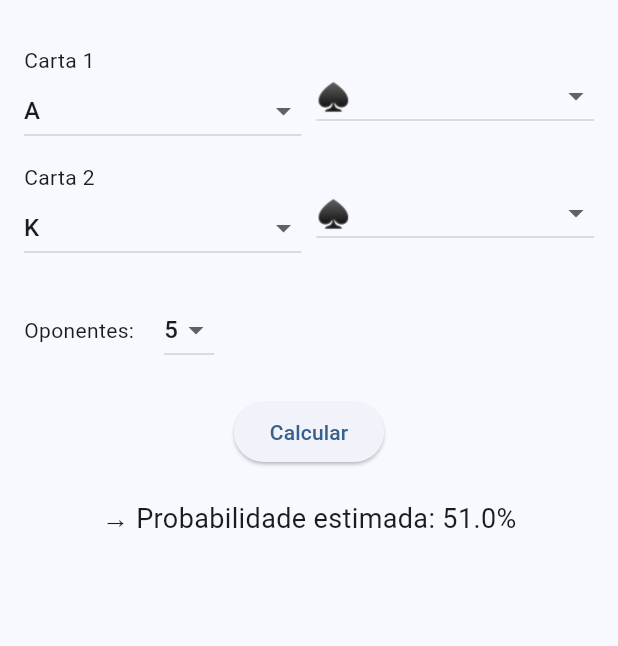
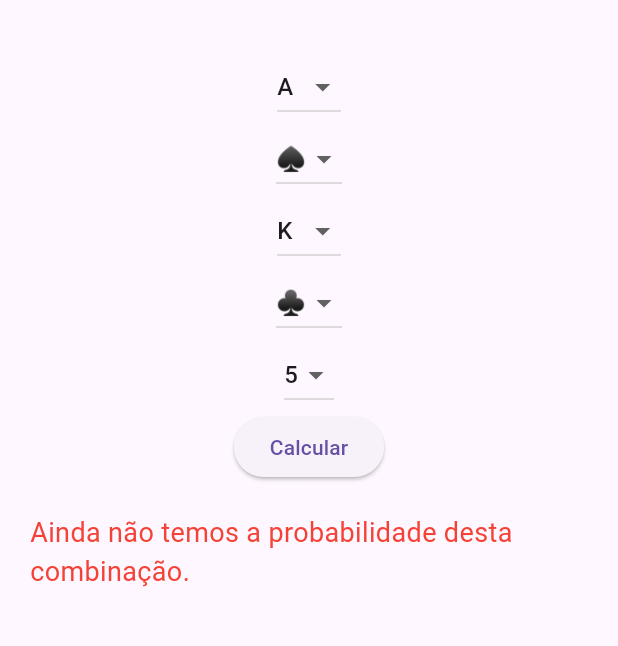
Before and after one commit to riboassi/poker-app, a Flutter app: the screen it shows after launch, after a tap on "Calcular", on a phone screen of 412 x 824 dp, the part 63-709 px from its top. Run offline on Flutter 3.47's test engine with Material 3 defaults, Android fonts, the phone set to English and light mode, and no system bars.

Commit message:
Add files via upload

```diff
--- a/lib/main.dart
+++ b/lib/main.dart
@@ -1,136 +1,78 @@
+
 import 'package:flutter/material.dart';
 import 'poker_logic.dart';
 
-void main() => runApp(const PokerApp());
+void main() => runApp(PokerApp());
 
 class PokerApp extends StatelessWidget {
-  const PokerApp({super.key});
-
   @override
   Widget build(BuildContext context) {
     return MaterialApp(
-      title: 'Poker APP',
-      theme: ThemeData(
-        useMaterial3: true,
-        colorScheme: ColorScheme.fromSeed(seedColor: Colors.blue),
-      ),
-      home: const PokerHomePage(),
+      home: PokerHomePage(),
+      debugShowCheckedModeBanner: false,
     );
   }
 }
 
 class PokerHomePage extends StatefulWidget {
-  const PokerHomePage({super.key});
-
   @override
-  State<PokerHomePage> createState() => _PokerHomePageState();
+  _PokerHomePageState createState() => _PokerHomePageState();
 }
 
 class _PokerHomePageState extends State<PokerHomePage> {
-  String? card1Value = 'A';
-  String? card2Value = 'K';
-  String? card1Suit = '♠';
-  String? card2Suit = '♠';
+  String selectedCard1 = 'A';
+  String selectedCard2 = 'K';
+  String selectedSuit1 = '♠';
+  String selectedSuit2 = '♣';
   int opponents = 5;
-  double? winProbability;
-  String? errorMessage;
-
-  final List<String> cardValues = ['A', 'K', 'Q', 'J', '10', '9', '8', '7', '6', '5', '4', '3', '2'];
-  final List<String> suits = ['♠', '♥', '♣', '♦'];
+  String result = '';
 
   @override
   Widget build(BuildContext context) {
     return Scaffold(
-      appBar: AppBar(title: const Text('Poker APP')),
+      appBar: AppBar(title: Text('Poker APP')),
       body: Padding(
-        padding: const EdgeInsets.all(16),
+        padding: EdgeInsets.all(20),
         child: Column(
           children: [
-            Row(
-              children: [
-                Expanded(child: cardPicker('Carta 1', card1Value, (value) => setState(() => card1Value = value))),
-                const SizedBox(width: 10),
-                Expanded(child: suitPicker(card1Suit, (value) => setState(() => card1Suit = value))),
-              ],
+            DropdownButton<String>(
+              value: selectedCard1,
+              items: cards.map((e) => DropdownMenuItem(child: Text(e), value: e)).toList(),
+              onChanged: (v) => setState(() => selectedCard1 = v!),
             ),
-            const SizedBox(height: 10),
-            Row(
-              children: [
-                Expanded(child: cardPicker('Carta 2', card2Value, (value) => setState(() => card2Value = value))),
-                const SizedBox(width: 10),
-                Expanded(child: suitPicker(card2Suit, (value) => setState(() => card2Suit = value))),
-              ],
+            DropdownButton<String>(
+              value: selectedSuit1,
+              items: suits.map((e) => DropdownMenuItem(child: Text(e), value: e)).toList(),
+              onChanged: (v) => setState(() => selectedSuit1 = v!),
             ),
-            const SizedBox(height: 20),
-            Row(
-              children: [
-                const Text('Oponentes:'),
-                const SizedBox(width: 20),
-                DropdownButton<int>(
-                  value: opponents,
-                  items: List.generate(8, (index) => index + 2)
-                      .map((e) => DropdownMenuItem(value: e, child: Text('$e')))
-                      .toList(),
-                  onChanged: (val) => setState(() => opponents = val!),
-                ),
-              ],
+            DropdownButton<String>(
+              value: selectedCard2,
+              items: cards.map((e) => DropdownMenuItem(child: Text(e), value: e)).toList(),
+              onChanged: (v) => setState(() => selectedCard2 = v!),
             ),
-            const SizedBox(height: 20),
+            DropdownButton<String>(
+              value: selectedSuit2,
+              items: suits.map((e) => DropdownMenuItem(child: Text(e), value: e)).toList(),
+              onChanged: (v) => setState(() => selectedSuit2 = v!),
+            ),
+            DropdownButton<int>(
+              value: opponents,
+              items: List.generate(9, (i) => DropdownMenuItem(child: Text('${i + 1}'), value: i + 1)),
+              onChanged: (v) => setState(() => opponents = v!),
+            ),
             ElevatedButton(
               onPressed: () {
-                final notation = convertToHandNotation(card1Value!, card2Value!, card1Suit!, card2Suit!);
-                final probability = getWinProbability(notation, opponents);
                 setState(() {
-                  winProbability = probability;
-                  errorMessage = probability == null ? 'Mão não reconhecida na tabela.' : null;
+                  result = calculateOdds(selectedCard1, selectedSuit1, selectedCard2, selectedSuit2, opponents);
                 });
               },
-              child: const Text('Calcular'),
+              child: Text("Calcular"),
             ),
-            const SizedBox(height: 20),
-            if (winProbability != null)
-              Text(
-                '→ Probabilidade estimada: ${winProbability!.toStringAsFixed(1)}%',
-                style: const TextStyle(fontSize: 18),
-              ),
-            if (errorMessage != null)
-              Text(
-                errorMessage!,
-                style: const TextStyle(fontSize: 16, color: Colors.red),
-              ),
+            SizedBox(height: 20),
+            Text(result, style: TextStyle(color: Colors.red, fontSize: 18)),
           ],
         ),
       ),
     );
   }
-
-  Widget cardPicker(String label, String? currentValue, ValueChanged<String?> onChanged) {
-    return Column(
-      crossAxisAlignment: CrossAxisAlignment.start,
-      children: [
-        Text(label),
-        DropdownButton<String>(
-          value: currentValue,
-          isExpanded: true,
-          items: cardValues.map((val) => DropdownMenuItem(value: val, child: Text(val))).toList(),
-          onChanged: onChanged,
-        ),
-      ],
-    );
-  }
-
-  Widget suitPicker(String? currentSuit, ValueChanged<String?> onChanged) {
-    return DropdownButton<String>(
-      value: currentSuit,
-      isExpanded: true,
-      items: suits.map((suit) {
-        Color color = (suit == '♥' || suit == '♦') ? Colors.red : Colors.black;
-        return DropdownMenuItem(
-          value: suit,
-          child: Text(suit, style: TextStyle(color: color, fontSize: 18)),
-        );
-      }).toList(),
-      onChanged: onChanged,
-    );
-  }
 }
--- a/lib/poker_logic.dart
+++ b/lib/poker_logic.dart
@@ -1,34 +1,26 @@
-final Map<String, Map<int, double>> winProbabilities = {
-  'AA': {2: 85.0, 3: 81.0, 4: 78.0, 5: 75.0, 6: 72.0, 7: 69.0, 8: 66.0, 9: 63.0},
-  'AKs': {2: 66.0, 3: 60.0, 4: 55.0, 5: 51.0, 6: 48.0, 7: 45.0, 8: 42.0, 9: 39.0},
-  'AKo': {2: 65.0, 3: 59.0, 4: 54.0, 5: 50.0, 6: 47.0, 7: 44.0, 8: 41.0, 9: 38.0},
-  'TT': {2: 78.0, 3: 70.0, 4: 63.0, 5: 57.0, 6: 52.0, 7: 47.0, 8: 43.0, 9: 39.0},
-  'QJo': {2: 53.0, 3: 48.0, 4: 44.0, 5: 41.0, 6: 38.0, 7: 35.0, 8: 32.0, 9: 30.0},
-};
 
-String convertToHandNotation(String card1Value, String card2Value, String suit1, String suit2) {
-  String normalize(String value) {
-    switch (value) {
-      case '1': return 'A';
-      case '10': return 'T';
-      case '11': return 'J';
-      case '12': return 'Q';
-      case '13': return 'K';
-      default: return value;
-    }
-  }
+const cards = ['A', 'K', 'Q', 'J', '10', '9', '8', '7', '6', '5', '4', '3', '2'];
+const suits = ['♠', '♥', '♦', '♣'];
 
-  String v1 = normalize(card1Value);
-  String v2 = normalize(card2Value);
-
-  List<String> sorted = [v1, v2]..sort((a, b) => 'AKQJT98765432'.indexOf(a).compareTo('AKQJT98765432'.indexOf(b)));
-  String base = sorted[0] + sorted[1];
-
-  if (v1 == v2) return v1 + v2;
-  String suited = suit1 == suit2 ? 's' : 'o';
-  return base + suited;
+String calculateOdds(String c1, String s1, String c2, String s2, int opponents) {
+  if (c1 == c2 && s1 == s2) return 'Cartas iguais e mesmo naipe não são válidas.';
+  String handKey = _formatHand(c1, s1, c2, s2);
+  return _probTable.containsKey('$handKey-$opponents') ?
+      'Probabilidade de vitória: ${_probTable['$handKey-$opponents']}%' :
+      'Ainda não temos a probabilidade desta combinação.';
 }
 
-double? getWinProbability(String handCode, int opponents) {
-  return winProbabilities[handCode]?[opponents];
+String _formatHand(String c1, String s1, String c2, String s2) {
+  List<String> values = [c1, c2]..sort((a, b) => cards.indexOf(a).compareTo(cards.indexOf(b)));
+  bool suited = s1 == s2;
+  if (c1 == c2) return '${values[0]}${values[1]}';
+  return '${values[1]}${values[0]}${suited ? 's' : 'o'}';
 }
+
+const _probTable = {
+  'AKs-5': 22.0,
+  'AQo-5': 19.5,
+  'QQ-5': 24.0,
+  '72o-5': 8.0,
+  'AA-5': 31.0,
+};
```
